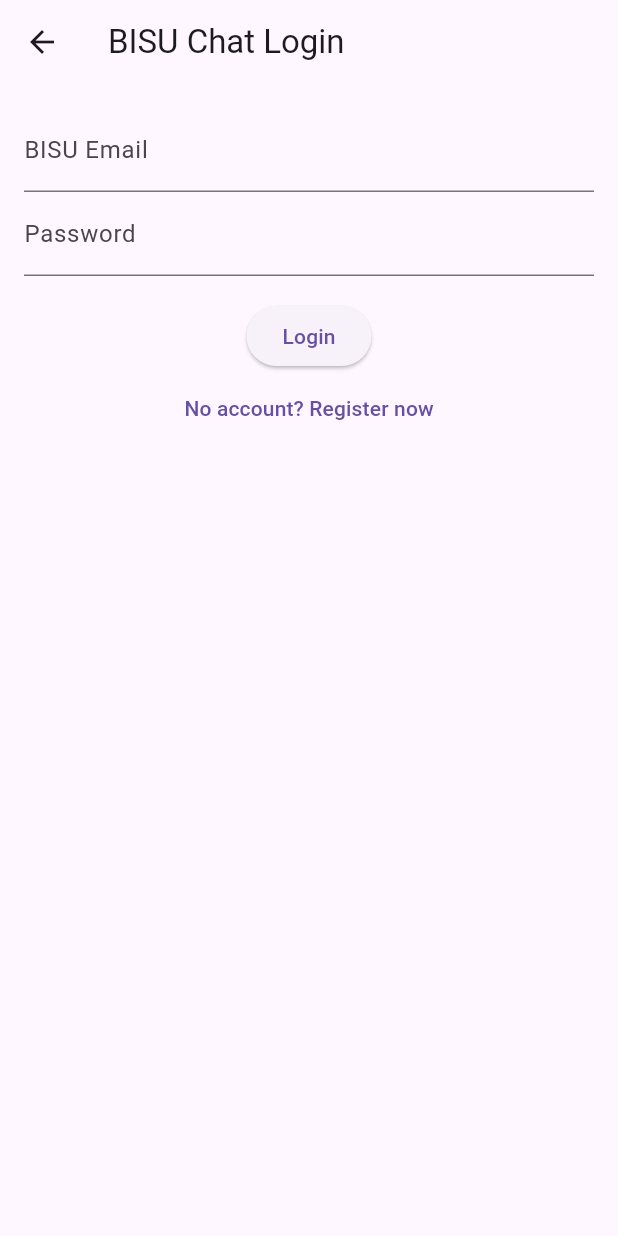
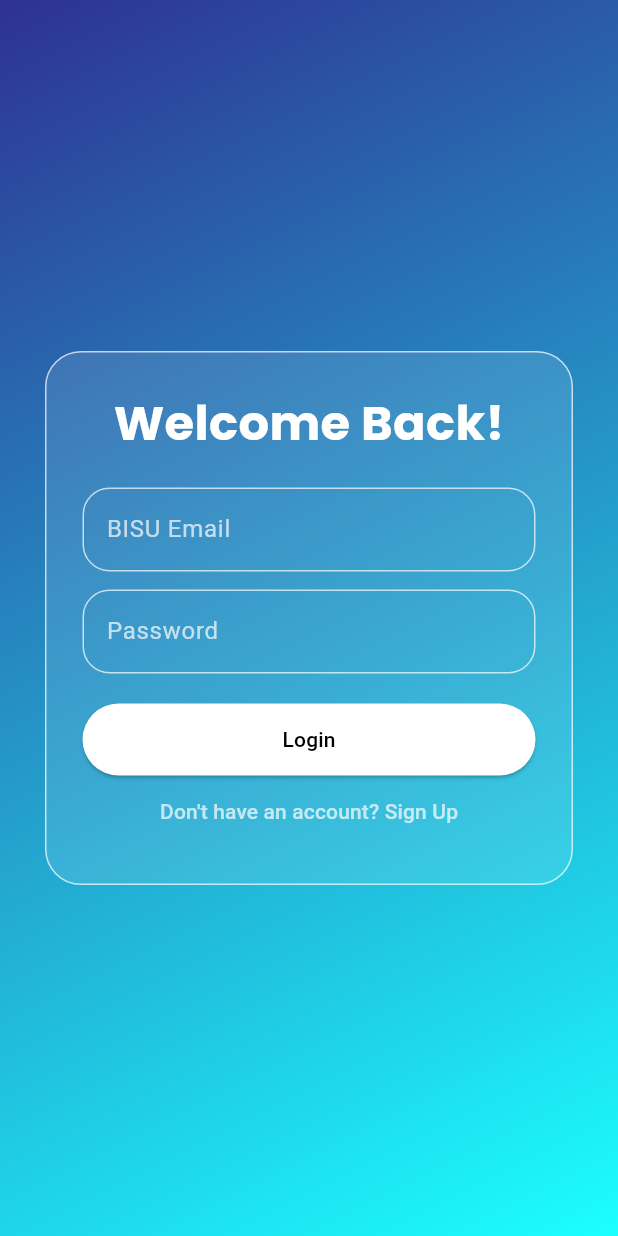
Before and after one commit to lhordhub/ChatApp, a Flutter app: the LoginPage screen opened by its route, on a phone screen of 412 x 824 dp. Run offline on Flutter 3.47's test engine with Material 3 defaults, Android fonts, the phone set to English and light mode, and no system bars; our stand-ins replace firebase_auth, firebase_core; accounts and stored records are empty.

Commit message:
login_page updated

```diff
--- a/lib/login_page.dart
+++ b/lib/login_page.dart
@@ -1,5 +1,5 @@
+import 'package:flutter/material.dart';
 import 'package:firebase_auth/firebase_auth.dart';
-import 'package:flutter/material.dart';
 
 class LoginPage extends StatefulWidget {
   const LoginPage({super.key});
@@ -8,35 +8,46 @@ class LoginPage extends StatefulWidget {
   State<LoginPage> createState() => _LoginPageState();
 }
 
-class _LoginPageState extends State<LoginPage> {
+class _LoginPageState extends State<LoginPage> with TickerProviderStateMixin {
   final _auth = FirebaseAuth.instance;
   final _emailController = TextEditingController();
   final _passwordController = TextEditingController();
 
+  late AnimationController _fadeController;
+  late Animation<double> _fadeAnimation;
+
+  late AnimationController _slideController;
+  late Animation<Offset> _slideAnimation;
+
+  @override
+  void initState() {
+    super.initState();
+
+    _fadeController = AnimationController(
+        vsync: this, duration: const Duration(milliseconds: 800));
+    _fadeAnimation =
+        CurvedAnimation(parent: _fadeController, curve: Curves.easeIn);
+
+    _slideController = AnimationController(
+        vsync: this, duration: const Duration(milliseconds: 600));
+    _slideAnimation =
+        Tween<Offset>(begin: const Offset(0, 0.15), end: Offset.zero).animate(
+            CurvedAnimation(parent: _slideController, curve: Curves.easeOut));
+
+    _fadeController.forward();
+    _slideController.forward();
+  }
+
   void loginUser() async {
-    final email = _emailController.text.trim();
-    final password = _passwordController.text.trim();
+    try {
+      await _auth.signInWithEmailAndPassword(
+          email: _emailController.text.trim(),
+          password: _passwordController.text.trim());
 
-    try {
-      final userCredential = await _auth.signInWithEmailAndPassword(
-        email: email,
-        password: password,
-      );
-      final user = userCredential.user;
-
-      if (user != null && user.emailVerified) {
       Navigator.pushReplacementNamed(context, '/chat');
-      } else {
-        ScaffoldMessenger.of(context).showSnackBar(
-          const SnackBar(
-            content: Text('Please verify your BISU email before logging in.'),
-          ),
-        );
-        await user?.sendEmailVerification();
-      }
     } on FirebaseAuthException catch (e) {
       ScaffoldMessenger.of(context).showSnackBar(
-        SnackBar(content: Text('Login error: ${e.message}')),
+        SnackBar(content: Text('Error: ${e.message}')),
       );
     }
   }
@@ -44,33 +55,108 @@ class _LoginPageState extends State<LoginPage> {
   @override
   Widget build(BuildContext context) {
     return Scaffold(
-      appBar: AppBar(title: const Text('BISU Chat Login')),
-      body: Padding(
-        padding: const EdgeInsets.all(16.0),
+      body: Stack(
+        children: [
+          // Gradient background
+          Container(
+            decoration: const BoxDecoration(
+              gradient: LinearGradient(
+                colors: [Color(0xff2E3192), Color(0xff1BFFFF)],
+                begin: Alignment.topLeft,
+                end: Alignment.bottomRight,
+              ),
+            ),
+          ),
+
+          Center(
+            child: FadeTransition(
+              opacity: _fadeAnimation,
+              child: SlideTransition(
+                position: _slideAnimation,
+                child: Container(
+                  padding: const EdgeInsets.all(24),
+                  margin: const EdgeInsets.symmetric(horizontal: 30),
+                  decoration: BoxDecoration(
+                    color: Colors.white.withOpacity(0.10),
+                    borderRadius: BorderRadius.circular(24),
+                    border: Border.all(color: Colors.white70, width: 1),
+                  ),
                   child: Column(
+                    mainAxisSize: MainAxisSize.min,
                     children: [
+                      const Text(
+                        "Welcome Back!",
+                        style: TextStyle(
+                          fontSize: 32,
+                          fontWeight: FontWeight.bold,
+                          color: Colors.white,
+                          fontFamily: "Poppins",
+                        ),
+                      ),
+                      const SizedBox(height: 20),
                       TextField(
                         controller: _emailController,
-              decoration: const InputDecoration(labelText: 'BISU Email'),
+                        style: const TextStyle(color: Colors.white),
+                        decoration: _inputStyle("BISU Email"),
                       ),
+                      const SizedBox(height: 12),
                       TextField(
                         controller: _passwordController,
-              decoration: const InputDecoration(labelText: 'Password'),
                         obscureText: true,
+                        style: const TextStyle(color: Colors.white),
+                        decoration: _inputStyle("Password"),
                       ),
-            const SizedBox(height: 16),
-            ElevatedButton(
+                      const SizedBox(height: 20),
+                      SizedBox(
+                        width: double.infinity,
+                        child: ElevatedButton(
                           onPressed: loginUser,
-              child: const Text('Login'),
+                          style: buttonStyle(),
+                          child: const Text("Login"),
+                        ),
                       ),
                       TextButton(
-              onPressed: () =>
-                  Navigator.pushReplacementNamed(context, '/register'),
-              child: const Text('No account? Register now'),
+                        onPressed: () => Navigator.pushReplacementNamed(
+                            context, '/register'),
+                        child: const Text(
+                          "Don't have an account? Sign Up",
+                          style: TextStyle(color: Colors.white70),
+                        ),
                       ),
                     ],
                   ),
                 ),
+              ),
+            ),
+          ),
+        ],
+      ),
+    );
+  }
+
+  InputDecoration _inputStyle(String label) {
+    return InputDecoration(
+      labelText: label,
+      labelStyle: const TextStyle(color: Colors.white70),
+      enabledBorder: OutlineInputBorder(
+        borderRadius: BorderRadius.circular(18),
+        borderSide: const BorderSide(color: Colors.white70),
+      ),
+      focusedBorder: OutlineInputBorder(
+        borderRadius: BorderRadius.circular(18),
+        borderSide: const BorderSide(color: Colors.white),
+      ),
+    );
+  }
+
+  ButtonStyle buttonStyle() {
+    return ElevatedButton.styleFrom(
+      padding: const EdgeInsets.symmetric(vertical: 14),
+      backgroundColor: Colors.white,
+      foregroundColor: Colors.black,
+      shape: RoundedRectangleBorder(
+        borderRadius: BorderRadius.circular(30),
+      ),
     );
   }
 }
```
Lines whose indentation alone changed are shown as unchanged.
